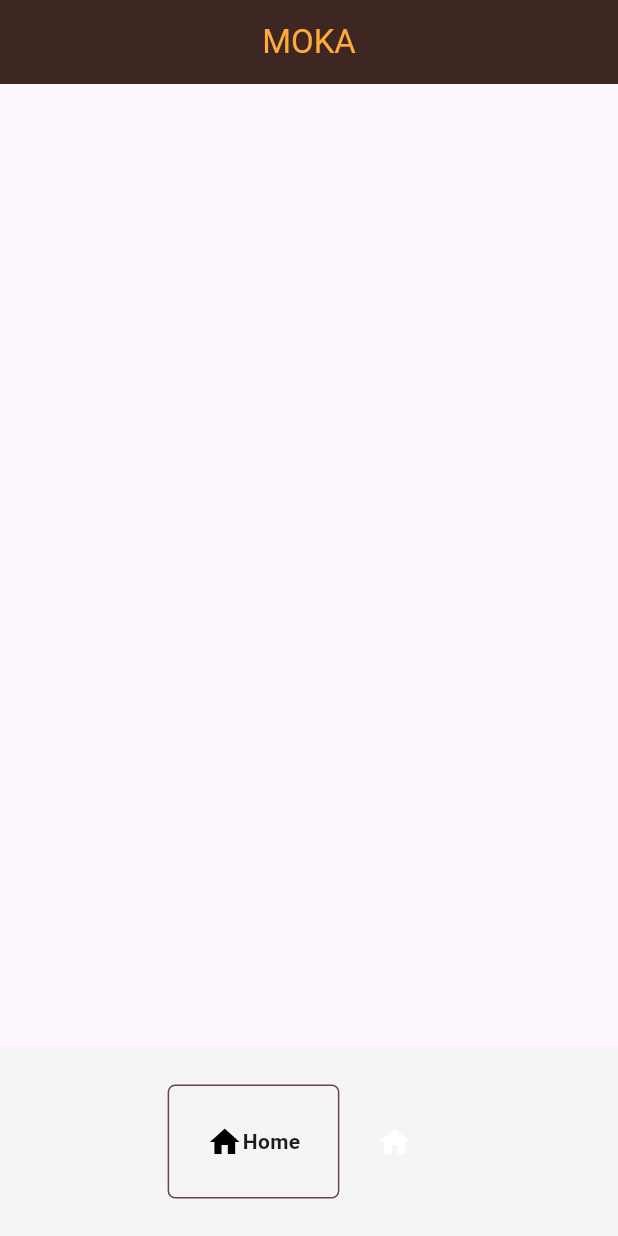
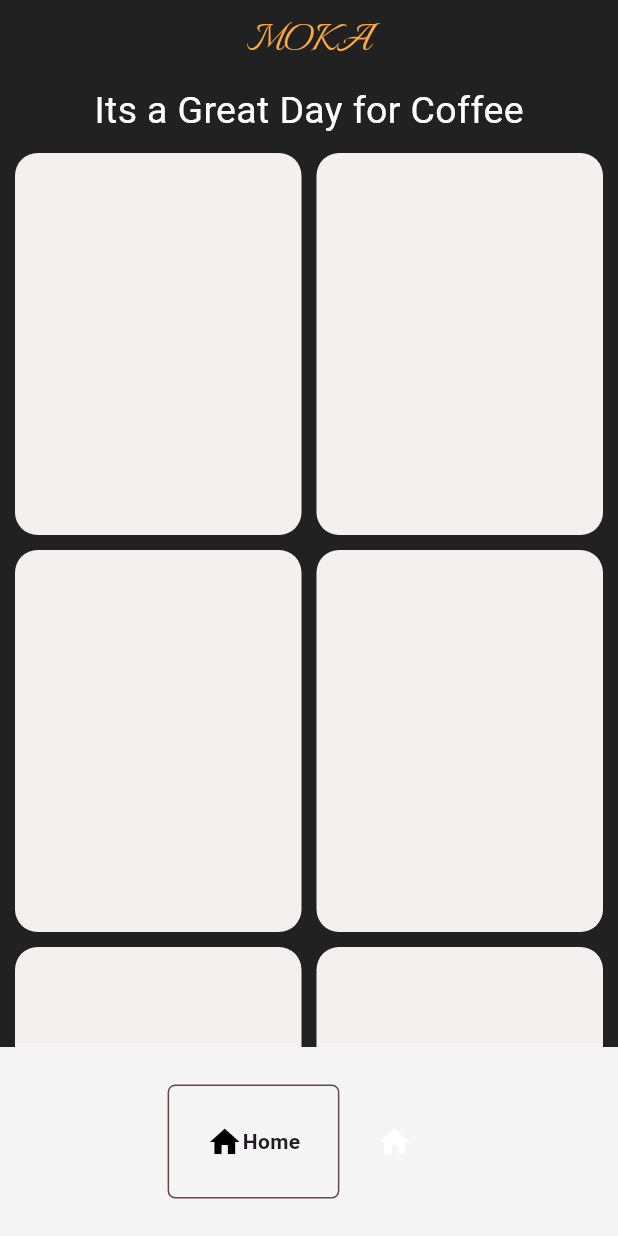
Before and after one commit to jilkujiptha/Project, a Flutter app: the screen it shows after launch, on a phone screen of 412 x 824 dp. Run offline on Flutter 3.47's test engine with Material 3 defaults, Android fonts, the phone set to English and light mode, and no system bars; drawn by our look-alikes of google_nav_bar; Roboto replaces fonts that are missing (Schyler); project files that could hold a hidden picture were left out.

Commit message:
coffeeshop

```diff
--- a/cofeeshop/lib/coffee/ShopPage.dart
+++ b/cofeeshop/lib/coffee/ShopPage.dart
@@ -8,24 +8,49 @@ class ShoPage extends StatefulWidget {
 }
 
 class _ShoPageState extends State<ShoPage> {
+  // List ls=[
+  //   {
+
+  //   }
+  // ];
   @override
   Widget build(BuildContext context) {
     return Scaffold(
+      backgroundColor: Colors.grey[900],
       appBar: AppBar(
-        backgroundColor: Colors.brown[900],
+        backgroundColor: Colors.grey[900],
         title: Center(
           child: Text(
             "MOKA",
             style: TextStyle(
-                fontFamily: "Schyler",
-                color: const Color.fromARGB(255, 255, 170, 59)),
+                fontFamily: "edu",
+                color: const Color.fromARGB(255, 255, 170, 59),fontSize: 30),
           ),
         ),
       ),
-      body: Container(child: ListView.builder(itemBuilder: (context, index) {
-        return Card(
-        );
-      })),
+      body:
+           Column(
+             children: [
+              Text("Its a Great Day for Coffee",style: TextStyle(color: Colors.white,fontSize: 25),),
+               Expanded(
+                 child: GridView.builder(gridDelegate: SliverGridDelegateWithFixedCrossAxisCount(
+                    mainAxisSpacing: 10,
+                    crossAxisSpacing: 10,
+                    childAspectRatio: 3/4,
+                    crossAxisCount: 2
+                    ),
+                    padding: EdgeInsets.all(10),
+                  itemBuilder: (context,index){
+                    return Container(
+                      decoration: BoxDecoration(
+                        borderRadius: BorderRadius.circular(15),
+                        color:  const Color.fromARGB(255, 245, 240, 240)
+                      ),
+                    );
+                 }),
+               ),
+             ],
+           ),
     );
   }
 }
```
Also changed, not shown: cofeeshop/images/america.png (added), cofeeshop/images/capicciano.png (added), cofeeshop/images/cofee.png (deleted), cofeeshop/images/coldbrew.png (added), cofeeshop/images/cortado.png (added), cofeeshop/images/flatwhite.png (added), cofeeshop/images/lattte.png (added), cofeeshop/images/macchiatto.png (added), cofeeshop/images/moccha.png (added).
